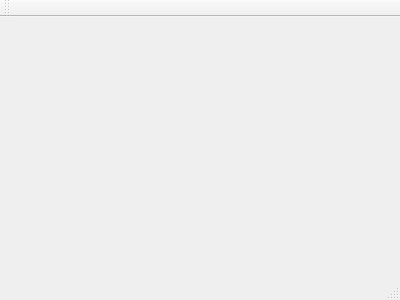
The window that mainwindow.ui (chunhho/BDOGuildMgmt) describes before a commit, drawn with Qt 5.
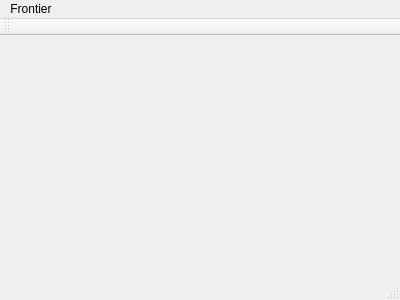
The same window after the commit.

Patch:
```diff
--- a/mainwindow.ui
+++ b/mainwindow.ui
@@ -12,13 +12,34 @@
   <property name="windowTitle" >
    <string>MainWindow</string>
   </property>
-  <widget class="QMenuBar" name="menuBar" />
-  <widget class="QToolBar" name="mainToolBar" />
-  <widget class="QWidget" name="centralWidget" />
-  <widget class="QStatusBar" name="statusBar" />
+  <widget class="QWidget" name="centralWidget"/>
+  <widget class="QMenuBar" name="menuBar">
+   <property name="geometry">
+    <rect>
+     <x>0</x>
+     <y>0</y>
+     <width>400</width>
+     <height>21</height>
+    </rect>
+   </property>
+   <widget class="QMenu" name="menuFrontier">
+    <property name="title">
+     <string>Frontier</string>
+    </property>
+   </widget>
+   <addaction name="menuFrontier"/>
+  </widget>
+  <widget class="QToolBar" name="mainToolBar">
+   <attribute name="toolBarArea">
+    <enum>TopToolBarArea</enum>
+   </attribute>
+   <attribute name="toolBarBreak">
+    <bool>false</bool>
+   </attribute>
+  </widget>
+  <widget class="QStatusBar" name="statusBar"/>
  </widget>
- <layoutDefault spacing="6" margin="11" />
- <pixmapfunction></pixmapfunction>
+ <layoutdefault spacing="6" margin="11"/>
  <resources/>
  <connections/>
 </ui>
```
Left out of the diff: 7 changed lines with no effect on the pictures.
